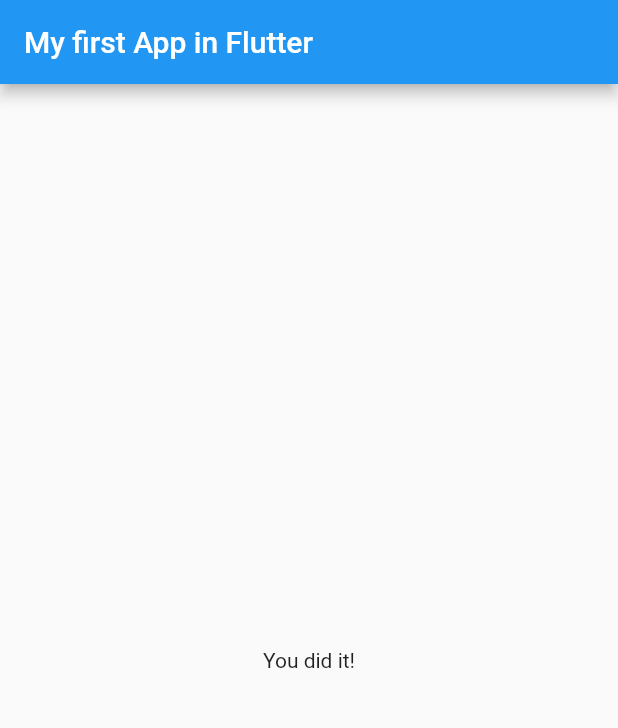
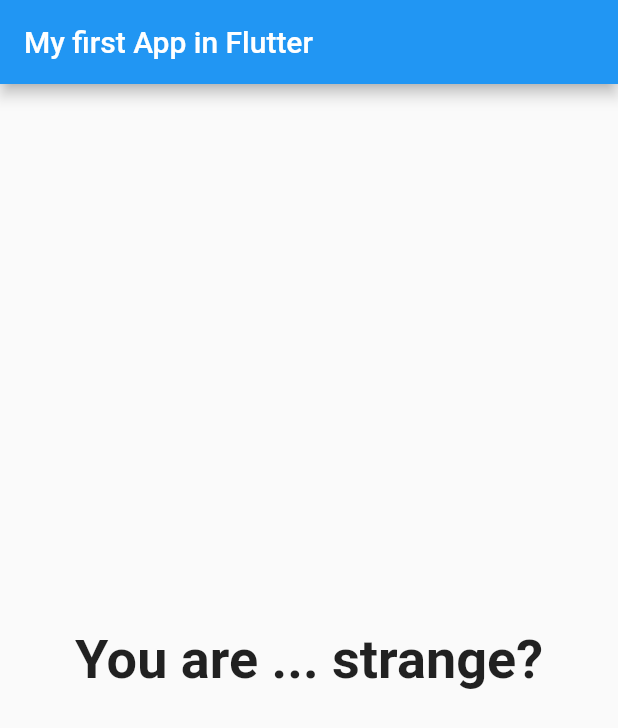
Before and after one commit to innovadeveloper/first_app_flutter, a Flutter app: the screen it shows after launch, after a tap on "Black", after a tap on "Snake", after a tap on "Lesly", on a phone screen of 412 x 824 dp. Shown: the top 728 px of the screen. Run offline on Flutter 3.47's test engine with Material 2 defaults, Android fonts, the phone set to English and light mode, and no system bars.

```diff
--- a/lib/main.dart
+++ b/lib/main.dart
@@ -1,5 +1,5 @@
-import 'package:first_app/answer.dart';
-import 'package:first_app/question.dart';
+// import 'package:first_app/answer.dart';
+// import 'package:first_app/question.dart';
 import 'package:first_app/quiz.dart';
 import 'package:first_app/result.dart';
 import 'package:flutter/material.dart';
@@ -19,35 +19,79 @@ class MyApp extends StatefulWidget {
 
 class _MyAppState extends State<MyApp> {
   var _questionIndex = 0;
+  var _totalScore = 0;
 
-  // var questions = [
-  //   'What\'s your favorite color?',
-  //   'What\'s your favorite animal?',
-  // ];
   var _questions = [
     {
       'questionText': 'What\'s your favorite color?',
-      'answers': ['Black', 'Red', 'Green', 'White']
+      'answers': [
+        {
+          'text': 'Black',
+          'score': 2,
+        },
+        {
+          'text': 'Red',
+          'score': 3,
+        },
+        {
+          'text': 'Green',
+          'score': 4,
+        },
+        {
+          'text': 'White',
+          'score': 5,
+        },
+      ]
     },
     {
       'questionText': 'What\'s your favorite animal?',
-      'answers': ['Rabbit', 'Snake', 'Elephant', 'Lion']
+      'answers': [
+        {
+          'text': 'Rabbit',
+          'score': 3,
+        },
+        {
+          'text': 'Snake',
+          'score': 2,
+        },
+        {
+          'text': 'Elephant',
+          'score': 1,
+        },
+        {
+          'text': 'Lion',
+          'score': 4,
+        },
+      ]
     },
     {
       'questionText': 'Who\'s your favorite instructor?',
-      'answers': ['Ines', 'Fortunato', 'Lesly', 'Kane']
+      'answers': [
+        {
+          'text': 'Ines',
+          'score': 5,
+        },
+        {
+          'text': 'Fortunato',
+          'score': 7,
+        },
+        {
+          'text': 'Lesly',
+          'score': 9,
+        },
+        {
+          'text': 'Kane',
+          'score': 4,
+        },
+      ]
     }
   ];
 
-  void _answerQuestion() {
+  void _answerQuestion(int score) {
+    _totalScore += score;
     setState(() {
       _questionIndex += 1;
-      // if (_questionIndex >= _questions.length) {
-      //   _questionIndex = 0;
-      // }
     });
-
-    print(_questionIndex);
   }
 
   @override
@@ -63,7 +107,7 @@ class _MyAppState extends State<MyApp> {
                 questionIndex: _questionIndex,
                 questions: _questions,
               )
-            : Result(),
+            : Result(_totalScore),
       ),
     );
   }
--- a/lib/quiz.dart
+++ b/lib/quiz.dart
@@ -15,11 +15,13 @@ class Quiz extends StatelessWidget {
     return Column(
                 children: [
                   Question(questions[questionIndex]['questionText']),
-                  ...(questions[questionIndex]['answers'] as List<String>)
+                  ...(questions[questionIndex]['answers'] as List<Map<String, Object>>)
                       .map((answer) {
                     return Answer(
-                      answerText: answer,
-                      selectHandler: this.answerQuestion,
+                      answerText: answer['text'],
+                      selectHandler: () => answerQuestion(answer['score']),
+                      // answer['text'],
+                      // () => answerQuestion(answer['score']),
                     );
                   }).toList()
                 ],
--- a/lib/result.dart
+++ b/lib/result.dart
@@ -1,15 +1,34 @@
 import 'package:flutter/material.dart';
 
 class Result extends StatelessWidget {
+  final int resultScore;
 
-  // Result(this.questionText);
+  Result(this.resultScore);
+
+  String get resultPhrase {
+    var resultText = '';
+    if (resultScore <= 8) {
+      resultText = 'You are awesome and innocent';
+    } else if (resultScore <= 12) {
+      resultText = 'Pretty likeable';
+    } else if (resultScore <= 16) {
+      resultText = 'You are ... strange?';
+    } else {
+      resultText = 'You are so bad';
+    }
+    return resultText;
+  }
 
   @override
   Widget build(BuildContext context) {
     // create container to work with the position on the screen...
     return Center(
-                child: Text('You did it!'),
-              );
+      child: Text(
+        resultPhrase,
+        style: TextStyle(fontSize: 36, fontWeight: FontWeight.bold),
+        textAlign: TextAlign.center,
+      ),
+    );
     // return Text(this.questionText);
   }
 }
```
